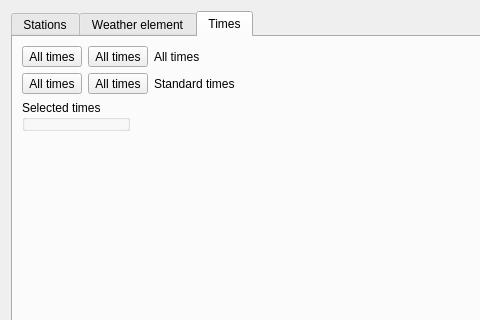
metno/kvhqc, file src/listdialog.ui: the form before one commit; both pictures show x 0 to 480 and y 0 to 320 of the 653 by 776 pixel window.
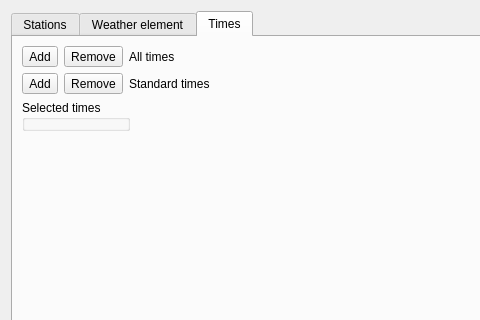
The form after the commit. The open tabs and pages were chosen to show the change. Icons and pictures are not drawn. Custom widgets are drawn as their Qt base class.

Commit message: improved listdialog texts/tooltips

```diff
--- a/src/listdialog.ui
+++ b/src/listdialog.ui
@@ -567,7 +567,7 @@
             <string>Choose all times</string>
            </property>
            <property name="text">
-            <string>All times</string>
+            <string>Add</string>
            </property>
            <property name="icon">
             <iconset theme="add">
@@ -582,7 +582,7 @@
             <string>Remove all times</string>
            </property>
            <property name="text">
-            <string>All times</string>
+            <string>Remove</string>
            </property>
            <property name="icon">
             <iconset theme="remove">
@@ -604,7 +604,7 @@
             <string>Choose all standard times</string>
            </property>
            <property name="text">
-            <string>All times</string>
+            <string>Add</string>
            </property>
            <property name="icon">
             <iconset theme="add">
@@ -619,7 +619,7 @@
             <string>Remove all standard times</string>
            </property>
            <property name="text">
-            <string>All times</string>
+            <string>Remove</string>
            </property>
            <property name="icon">
             <iconset theme="remove">
```
Left out of the diff: 21 changed lines with no effect on the pictures.
